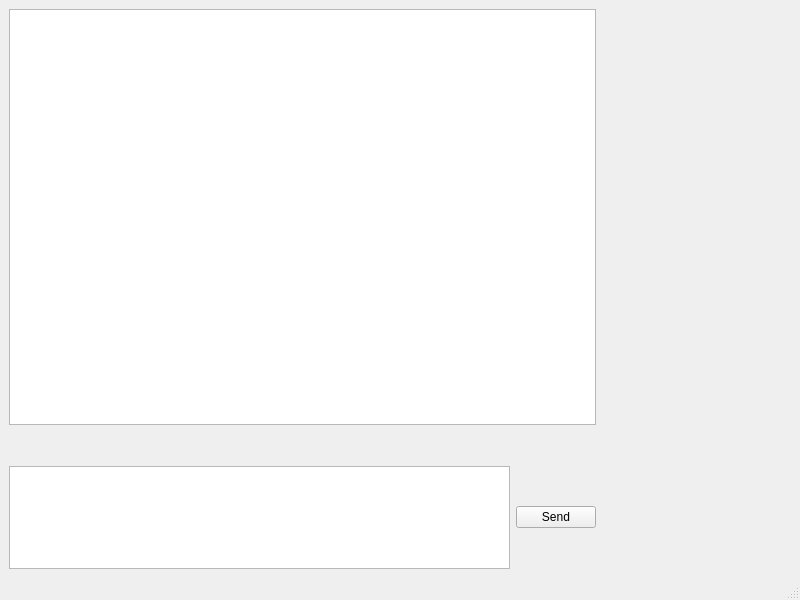
This is mainwindow.ui in Zalberth/Qssip as Qt 5 draws it before an edit. The edited form follows.
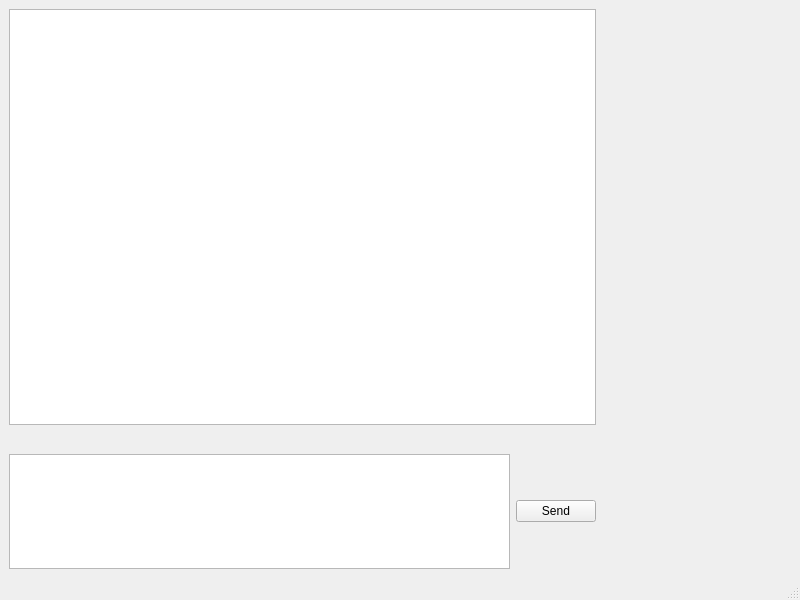
This is the edited form.

```diff
--- a/mainwindow.ui
+++ b/mainwindow.ui
@@ -23,7 +23,7 @@
          <widget class="QTextEdit" name="textEdit_2"/>
         </item>
         <item>
-         <layout class="QVBoxLayout" name="verticalLayout_3" stretch="1,3">
+         <layout class="QVBoxLayout" name="verticalLayout_3" stretch="1,5">
           <item>
            <layout class="QHBoxLayout" name="horizontalLayout_4"/>
           </item>
```
